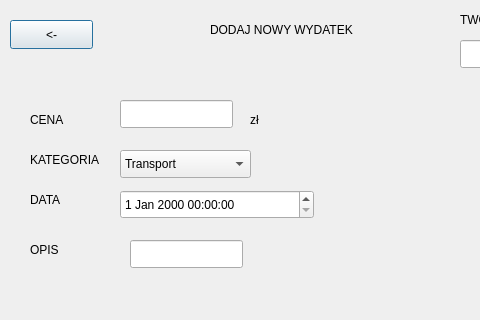
This is wydatkidialog.ui in gabbanasik/BanLysProjektPipao as Qt 5 draws it before an edit; both pictures show x 0 to 480 and y 0 to 320 of the 599 by 423 pixel window. The edited form follows.
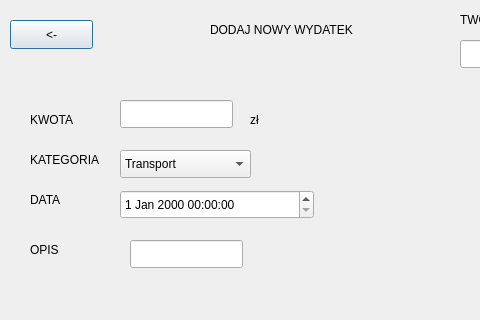
This is the edited form.

The edit to the form file:
```diff
--- a/wydatkidialog.ui
+++ b/wydatkidialog.ui
@@ -117,7 +117,7 @@
     </rect>
    </property>
    <property name="text">
-    <string>CENA</string>
+    <string>KWOTA</string>
    </property>
   </widget>
   <widget class="QLineEdit" name="kwotaWY">
```
